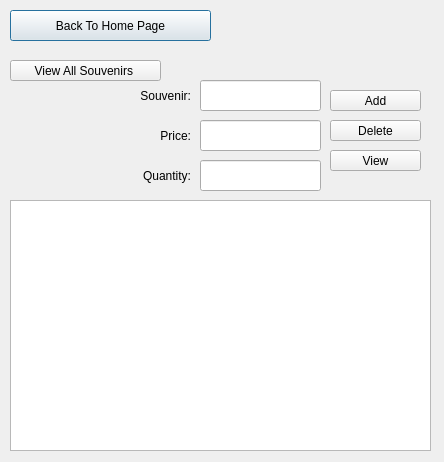
Qt form modifysouvenirs.ui (ellenyim8/project2) before a commit.
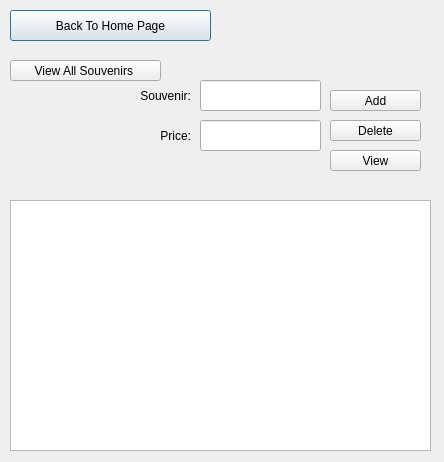
The same form after that commit.

Patch:
```diff
--- a/modifysouvenirs.ui
+++ b/modifysouvenirs.ui
@@ -64,25 +64,6 @@
     <set>Qt::AlignRight|Qt::AlignTrailing|Qt::AlignVCenter</set>
    </property>
   </widget>
-  <widget class="QLabel" name="quantityLabel">
-   <property name="geometry">
-    <rect>
-     <x>80</x>
-     <y>160</y>
-     <width>111</width>
-     <height>31</height>
-    </rect>
-   </property>
-   <property name="layoutDirection">
-    <enum>Qt::RightToLeft</enum>
-   </property>
-   <property name="text">
-    <string>Quantity:</string>
-   </property>
-   <property name="alignment">
-    <set>Qt::AlignRight|Qt::AlignTrailing|Qt::AlignVCenter</set>
-   </property>
-  </widget>
   <widget class="QTextBrowser" name="report">
    <property name="geometry">
     <rect>
@@ -146,16 +127,6 @@
     </rect>
    </property>
   </widget>
-  <widget class="QLineEdit" name="input_quantity">
-   <property name="geometry">
-    <rect>
-     <x>200</x>
-     <y>160</y>
-     <width>121</width>
-     <height>31</height>
-    </rect>
-   </property>
-  </widget>
   <widget class="QPushButton" name="viewCurrentList">
    <property name="geometry">
     <rect>
```
Left out of the diff: 5 changed lines with no effect on the pictures.
